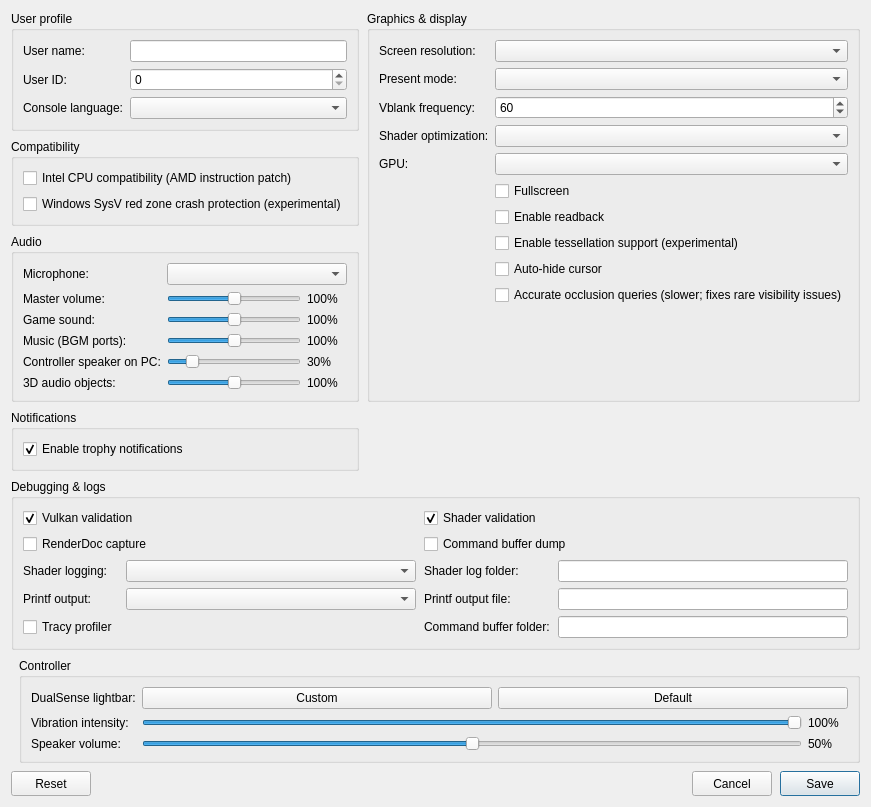
The window that src/launcher/forms/configuration_edit_dialog.ui (kleinergoo7/KytyPS5) describes before a commit, drawn with Qt 5.
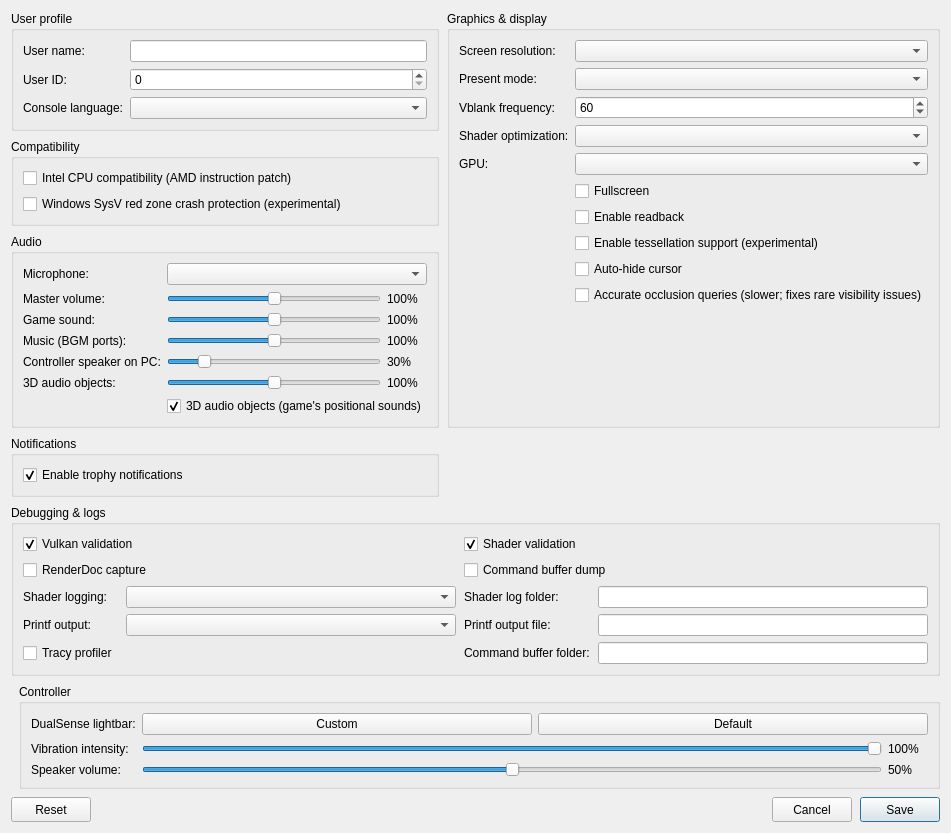
The same window after the commit. Custom widgets are drawn as their Qt base class.

Commit message: Audio: on/off switch for 3D audio objects

```diff
--- a/src/launcher/forms/configuration_edit_dialog.ui
+++ b/src/launcher/forms/configuration_edit_dialog.ui
@@ -215,6 +215,13 @@
           </item>
          </layout>
         </item>
+        <item row="6" column="1">
+         <widget class="QCheckBox" name="checkBox_audio_objects">
+          <property name="toolTip"><string>Play the sounds the game places in 3D (PS5 3D audio object ports: ambience, positioned effects). Off drops them, as older Kyty versions did.</string></property>
+          <property name="text"><string>3D audio objects (game's positional sounds)</string></property>
+          <property name="checked"><bool>true</bool></property>
+         </widget>
+        </item>
        </layout>
       </widget>
      </item>
```
The commit also changes 12 other files.
